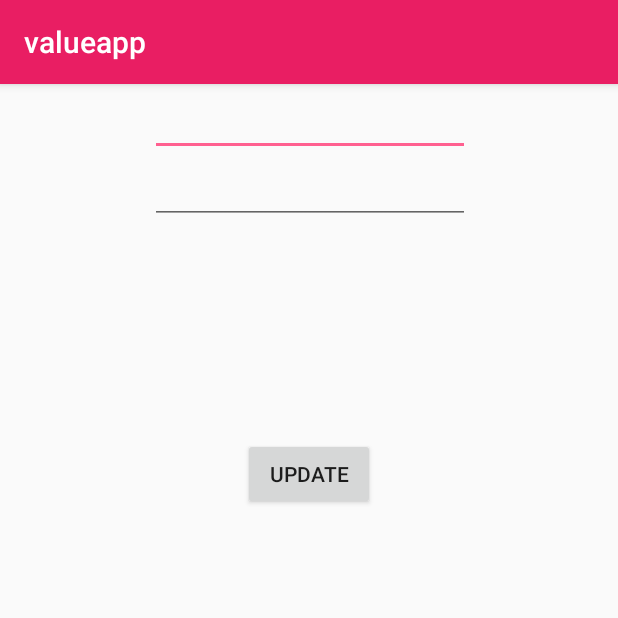
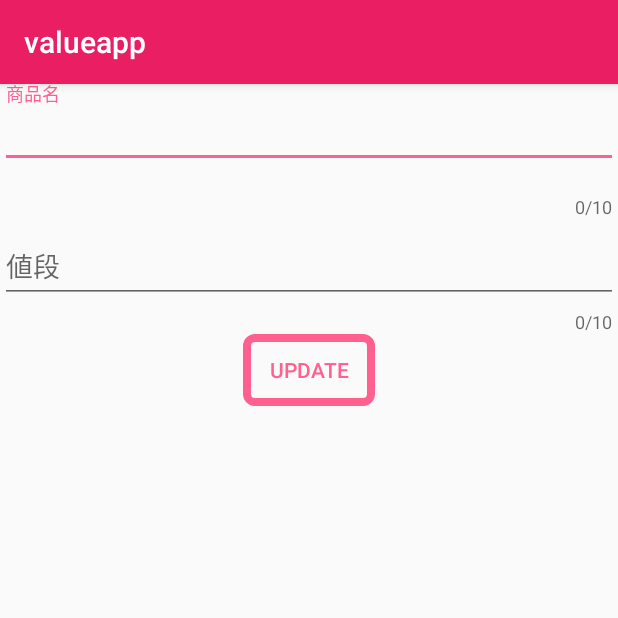
Before and after one commit to rayas316/value, an Android app: the DetailActivity screen opened directly, with no data from a screen before it, on a phone screen of 412 x 824 dp, the top half of it. Run offline under Robolectric (Android 15) with nearby library versions, the phone set to English and light mode, and no system bars; libraries missing offline, so code that uses them is left out: io.realm; 4 statements that could not run were skipped.

Commit message:
ditail完成

```diff
--- a/app/src/main/java/com/example/raysakakibara/memocamp/DetailActivity.java
+++ b/app/src/main/java/com/example/raysakakibara/memocamp/DetailActivity.java
@@ -1,18 +1,16 @@
 package com.example.raysakakibara.memocamp;
 
+import android.support.design.widget.TextInputEditText;
 import android.support.v7.app.AppCompatActivity;
 import android.os.Bundle;
 import android.view.View;
-import android.widget.EditText;
-
-import java.util.Date;
 
 import io.realm.Realm;
 
 public class DetailActivity extends AppCompatActivity {
     Realm realm;
-    EditText titleEditText;
-    EditText contentEditText;
+    TextInputEditText titleText;
+    TextInputEditText contentText;
 
     @Override
     protected void onCreate(Bundle savedInstanceState) {
@@ -20,8 +18,8 @@ public class DetailActivity extends AppCompatActivity {
         setContentView(R.layout.activity_detail_activity);
         realm = Realm.getDefaultInstance();
 
-        titleEditText = (EditText) findViewById(R.id.titleEditText);
-        contentEditText = (EditText) findViewById(R.id.contentEditText);
+        titleText = (TextInputEditText) findViewById(R.id.titleEditText);
+        contentText = (TextInputEditText) findViewById(R.id.contentEditText);
         showData();
     }
     @Override
@@ -35,18 +33,19 @@ public class DetailActivity extends AppCompatActivity {
 
     public void showData() {
         final Memo memo = realm.where(Memo.class).equalTo("updateDate", getIntent().getStringExtra("updateDate")).findFirst();
-        titleEditText.setText(memo.title);
-        contentEditText.setText(memo.content);
+        titleText.setText(memo.title);
+        contentText.setText(memo.content);
 
     }
 
     public void update(View view) {
         final Memo memo = realm.where(Memo.class).equalTo("updateDate", getIntent().getStringExtra("updateDate")).findFirst();
+
         realm.executeTransaction(new Realm.Transaction() {
             @Override
             public void execute(Realm realm) {
-                memo.title = titleEditText.getText().toString();
-                memo.content = contentEditText.getText().toString();
+                memo.title = titleText.getText().toString();
+                memo.content = contentText.getText().toString();
             }
         });
         finish();
--- a/app/src/main/res/layout/activity_detail_activity.xml
+++ b/app/src/main/res/layout/activity_detail_activity.xml
@@ -7,40 +7,79 @@
     tools:context=".DetailActivity"
     tools:layout_editor_absoluteY="81dp">
 
-    <EditText
+    <LinearLayout
+        android:layout_width="match_parent"
+        android:layout_height="match_parent"
+        android:layout_alignParentStart="true"
+        android:layout_alignParentTop="true"
+        android:orientation="vertical">
+
+        <android.support.design.widget.TextInputLayout
+            android:id="@+id/contentEditTextTextInputLayout"
+            android:layout_width="match_parent"
+            android:layout_height="wrap_content"
+            app:counterEnabled="true"
+            app:counterMaxLength="10"
+            app:errorEnabled="true"
+            app:hintAnimationEnabled="true"
+            app:hintEnabled="true"
+            app:layout_constraintLeft_toLeftOf="parent"
+            app:layout_constraintRight_toRightOf="parent"
+            app:layout_constraintTop_toTopOf="parent">
+
+            <android.support.design.widget.TextInputEditText
                 android:id="@+id/titleEditText"
-        android:layout_width="wrap_content"
-        android:layout_height="0dp"
+                android:layout_width="match_parent"
+                android:layout_height="wrap_content"
                 android:layout_marginBottom="13dp"
                 android:layout_marginTop="16dp"
                 android:ems="10"
+                android:hint="商品名"
                 android:inputType="textPersonName"
                 app:layout_constraintBottom_toTopOf="@+id/contentEditText"
                 app:layout_constraintEnd_toEndOf="parent"
-        app:layout_constraintHorizontal_bias="0.502"
-        app:layout_constraintStart_toStartOf="parent"
-        app:layout_constraintTop_toTopOf="parent" />
+                app:layout_constraintStart_toStartOf="parent" />
+        </android.support.design.widget.TextInputLayout>
 
-    <EditText
+        <android.support.design.widget.TextInputLayout
+            android:id="@+id/titleEditTextTextInputLayout"
+            android:layout_width="match_parent"
+            android:layout_height="wrap_content"
+            app:counterEnabled="true"
+            app:counterMaxLength="10"
+            app:errorEnabled="true"
+            app:hintAnimationEnabled="true"
+            app:hintEnabled="true"
+            app:layout_constraintLeft_toLeftOf="parent"
+            app:layout_constraintRight_toRightOf="parent"
+            app:layout_constraintTop_toTopOf="parent">
+
+            <android.support.design.widget.TextInputEditText
                 android:id="@+id/contentEditText"
-        android:layout_width="wrap_content"
-        android:layout_height="0dp"
+                android:layout_width="match_parent"
+                android:layout_height="wrap_content"
                 android:ems="10"
+                android:hint="値段"
                 android:inputType="number"
                 app:layout_constraintBottom_toTopOf="@+id/button2"
                 app:layout_constraintStart_toStartOf="@+id/titleEditText"
                 app:layout_constraintTop_toBottomOf="@+id/titleEditText" />
 
+        </android.support.design.widget.TextInputLayout>
+
         <Button
-        android:id="@+id/update"
+            android:id="@+id/button2"
             android:layout_width="wrap_content"
             android:layout_height="wrap_content"
-        android:layout_marginBottom="342dp"
+            android:layout_gravity="center"
+            android:background="@drawable/button"
             android:onClick="update"
             android:text="update"
+            android:textColor="@color/colorAccent"
             app:layout_constraintBottom_toBottomOf="parent"
             app:layout_constraintEnd_toEndOf="parent"
             app:layout_constraintStart_toStartOf="parent"
             app:layout_constraintTop_toBottomOf="@+id/contentEditText" />
 
+    </LinearLayout>
 </android.support.constraint.ConstraintLayout>
```
Lines whose indentation alone changed are shown as unchanged.
